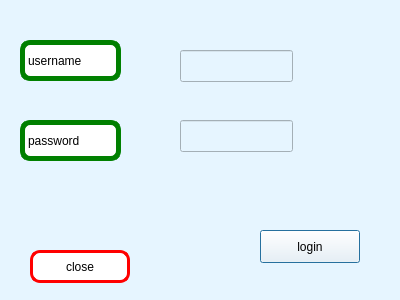
First picture: the form in customerloginwindow.ui, repository anashaybani/Bank, before the edit.
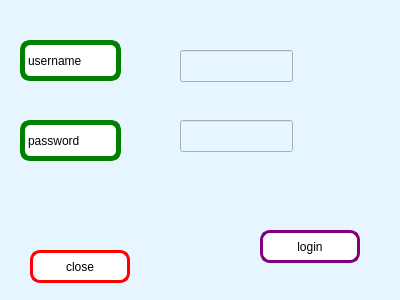
Second picture: the form after the edit.

What changed in the file:
```diff
--- a/customerloginwindow.ui
+++ b/customerloginwindow.ui
@@ -93,11 +93,12 @@
     </rect>
    </property>
    <property name="styleSheet">
-    <string notr="true">
+    <string notr="true">border:3px solid purple;
 font: 10pt &quot;Segoe UI&quot;;
 background: rgb(255, 255, 255);
 color: rgb(0, 0, 0);
 gridline-color: rgb(0, 0, 0);
+border-radius:10px;
 </string>
    </property>
    <property name="text">
```
